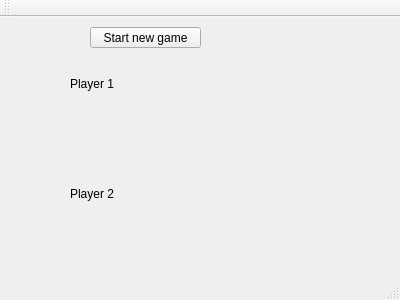
This is mainwindow.ui in haistol/QtGameLabs-TicTacToe as Qt 5 draws it before an edit. The edited form follows.
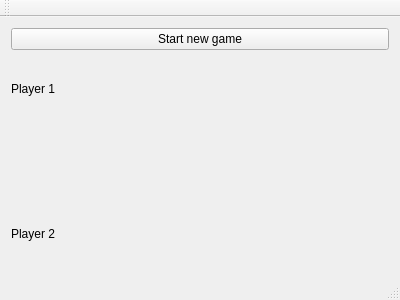
This is the edited form.

Commit message: Add functionality to the start button

The edit to the form file:
```diff
--- a/mainwindow.ui
+++ b/mainwindow.ui
@@ -14,55 +14,32 @@
    <string>MainWindow</string>
   </property>
   <widget class="QWidget" name="centralWidget">
+   <layout class="QVBoxLayout" name="verticalLayout">
+    <item>
+     <widget class="QPushButton" name="startNewGame">
+      <property name="text">
+       <string>Start new game</string>
+      </property>
+     </widget>
+    </item>
+    <item>
    <widget class="QLabel" name="player1Name">
-    <property name="geometry">
-     <rect>
-      <x>70</x>
-      <y>60</y>
-      <width>58</width>
-      <height>14</height>
-     </rect>
-    </property>
     <property name="text">
      <string>Player 1</string>
     </property>
    </widget>
+    </item>
+    <item>
+     <widget class="QWidget" name="gameBoard" native="true"/>
+    </item>
+    <item>
    <widget class="QLabel" name="player2Name">
-    <property name="geometry">
-     <rect>
-      <x>70</x>
-      <y>170</y>
-      <width>58</width>
-      <height>14</height>
-     </rect>
-    </property>
     <property name="text">
      <string>Player 2</string>
     </property>
    </widget>
-   <widget class="QPushButton" name="startNewGame">
-    <property name="geometry">
-     <rect>
-      <x>90</x>
-      <y>10</y>
-      <width>111</width>
-      <height>21</height>
-     </rect>
-    </property>
-    <property name="text">
-     <string>Start new game</string>
-    </property>
-   </widget>
-   <widget class="QWidget" name="gameBoard" native="true">
-    <property name="geometry">
-     <rect>
-      <x>70</x>
-      <y>80</y>
-      <width>120</width>
-      <height>80</height>
-     </rect>
-    </property>
-   </widget>
+    </item>
+   </layout>
   </widget>
   <widget class="QMenuBar" name="menuBar">
    <property name="geometry">
```
Lines whose indentation alone changed are shown as unchanged. The commit also changes 2 other files.
